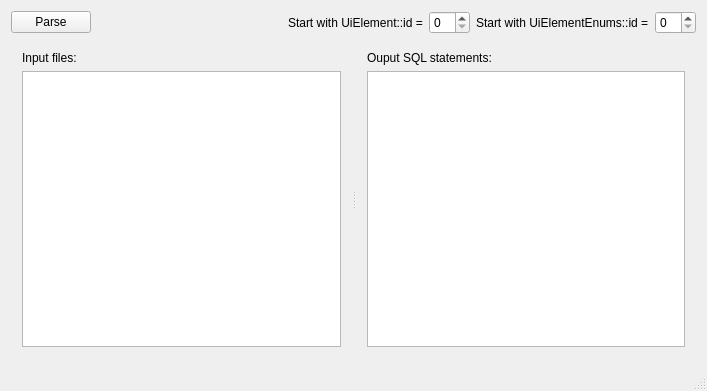
This is src/lotusformparser/lotusmainwindow.ui in megakoko/m-system as Qt 5 draws it before an edit. The edited form follows.
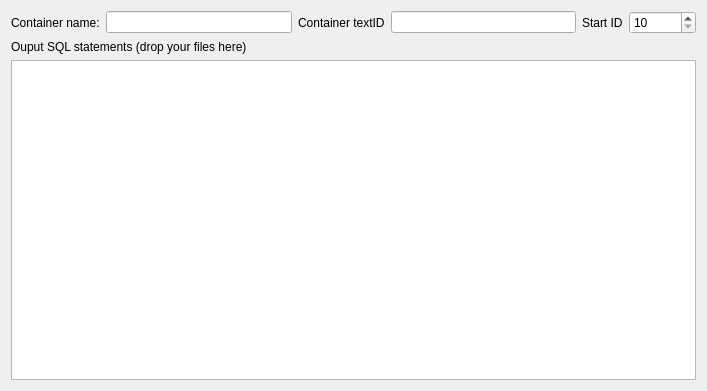
This is the edited form.

Patch:
```diff
--- a/src/lotusformparser/lotusmainwindow.ui
+++ b/src/lotusformparser/lotusmainwindow.ui
@@ -14,82 +14,57 @@
    <string>LotusMainWindow</string>
   </property>
   <widget class="QWidget" name="centralWidget">
-   <layout class="QVBoxLayout" name="verticalLayout_3">
+   <layout class="QVBoxLayout" name="verticalLayout">
     <item>
      <layout class="QHBoxLayout" name="horizontalLayout">
       <item>
-       <widget class="QPushButton" name="m_parse">
+       <widget class="QLabel" name="label">
         <property name="text">
-         <string>Parse</string>
+         <string>Container name:</string>
         </property>
        </widget>
       </item>
       <item>
-       <spacer name="horizontalSpacer">
-        <property name="orientation">
-         <enum>Qt::Horizontal</enum>
-        </property>
-        <property name="sizeHint" stdset="0">
-         <size>
-          <width>40</width>
-          <height>20</height>
-         </size>
-        </property>
-       </spacer>
-      </item>
-      <item>
-       <widget class="QLabel" name="m_uiElementId">
-        <property name="text">
-         <string>Start with UiElement::id =</string>
-        </property>
-       </widget>
-      </item>
-      <item>
-       <widget class="QSpinBox" name="spinBox"/>
+       <widget class="QLineEdit" name="m_containerLabel"/>
       </item>
       <item>
        <widget class="QLabel" name="label_2">
         <property name="text">
-         <string>Start with UiElementEnums::id =</string>
+         <string>Container textID</string>
         </property>
        </widget>
       </item>
       <item>
-       <widget class="QSpinBox" name="m_uiElementEnumsId"/>
+       <widget class="QLineEdit" name="m_containerTextId"/>
       </item>
-     </layout>
-    </item>
-    <item>
-     <widget class="QSplitter" name="splitter">
-      <property name="sizePolicy">
-       <sizepolicy hsizetype="Expanding" vsizetype="Expanding">
-        <horstretch>0</horstretch>
-        <verstretch>0</verstretch>
-       </sizepolicy>
-      </property>
-      <property name="orientation">
-       <enum>Qt::Horizontal</enum>
-      </property>
-      <widget class="QWidget" name="">
-       <layout class="QVBoxLayout" name="verticalLayout">
         <item>
          <widget class="QLabel" name="label_3">
           <property name="text">
-           <string>Input files:</string>
+         <string>Start ID</string>
           </property>
          </widget>
         </item>
         <item>
-         <widget class="QListWidget" name="m_inputFiles"/>
-        </item>
-       </layout>
-      </widget>
-      <widget class="QWidget" name="">
+       <widget class="QSpinBox" name="m_startId">
+        <property name="minimum">
+         <number>10</number>
+        </property>
+        <property name="maximum">
+         <number>99000000</number>
+        </property>
+        <property name="singleStep">
+         <number>1000</number>
+        </property>
+       </widget>
+      </item>
+     </layout>
+    </item>
+    <item>
        <layout class="QVBoxLayout" name="verticalLayout_2">
         <item>
          <widget class="QLabel" name="label_4">
           <property name="text">
-           <string>Ouput SQL statements:</string>
+         <string>Ouput SQL statements (drop your files here)</string>
           </property>
          </widget>
         </item>
@@ -97,12 +72,9 @@
          <widget class="QPlainTextEdit" name="m_outputSql"/>
         </item>
        </layout>
-      </widget>
-     </widget>
     </item>
    </layout>
   </widget>
-  <widget class="QStatusBar" name="statusBar"/>
  </widget>
  <layoutdefault spacing="6" margin="11"/>
  <resources/>
```
Lines whose indentation alone changed are shown as unchanged.
